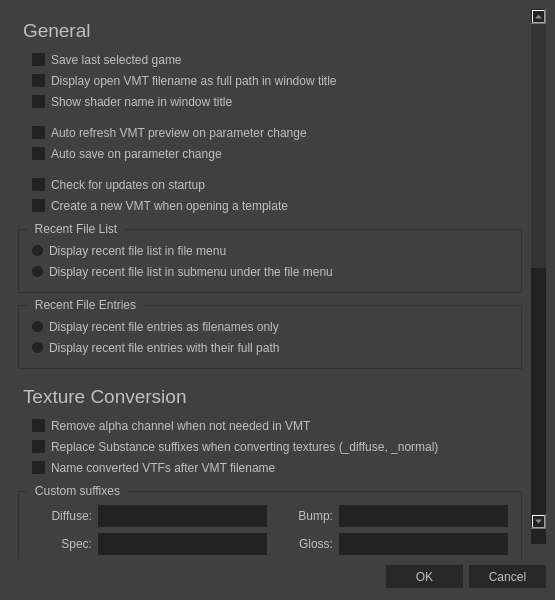
Above: ui/optionsdialog.ui from Dima-369/VMT-Editor before the change. Below: the same form after it.
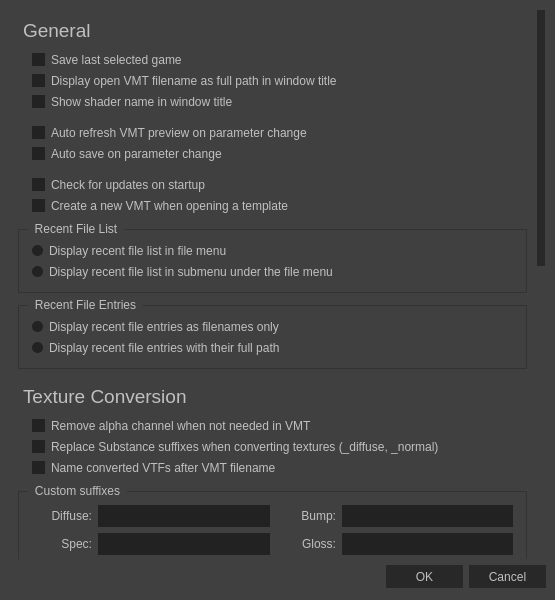
That is the form after the change. Icons and pictures are not drawn.

What changed in the file:
```diff
--- a/ui/optionsdialog.ui
+++ b/ui/optionsdialog.ui
@@ -97,137 +97,66 @@
     color: silver;
 }
 
+QScrollBar
+{
+	background-color: #404040;
+}
+
 QScrollBar:horizontal
 {
-    height: 15px;
-    margin: 0px 15px 0px 15px;
-    border: 0px ;
-    background-color: #222;
+    height: 10px;
+	margin: 0;
+	border: 0;
 }
 
+QScrollBar:vertical
+{
+    width: 10px;
+	margin: 0;
+	border: 0;
+	background-color: #404040;
+}
+
+QScrollBar::handle:vertical,
 QScrollBar::handle:horizontal
 {
-    background-color: #333;
+    background-color: #282828;
     min-width: 5px;
-   }
-
-QScrollBar::sub-line:horizontal
-{
-    border-image: url(:/images/qss/scrollrt.png);
-    width: 15px;
-    height: 15px;
-	background-color:  #222;
-    subcontrol-position: right;
-    subcontrol-origin: margin;
+ 	min-height: 5px;
+	border: 1px solid #404040;
 }
 
-QScrollBar::add-line:horizontal
+QScrollBar::handle:hover
 {
-    border-image: url(:/images/qss/scrolllf.png);
-    height: 15px;
-    width: 15px;
-	background-color:  #222;
-    subcontrol-position: left;
-    subcontrol-origin: margin;
-}
+    background-color: #303030;
+ }
 
-QScrollBar::sub-line:horizontal:hover,QScrollBar::sub-line:horizontal:on
+QScrollBar::sub-line
 {
-    background-color:  #333;
-    height: 15px;
-    width: 15px;
-    subcontrol-position: right;
-    subcontrol-origin: margin;
+    width: 0px;
+    height: 0px;
+	background: none;
 }
 
-
-QScrollBar::add-line:horizontal:hover, QScrollBar::add-line:horizontal:on
+QScrollBar::add-line
 {
-    background-color:  #333;
-    height: 15px;
-    width: 15px;
-    subcontrol-position: left;
-    subcontrol-origin: margin;
+    height: 0px;
+    width: 0px;
+	background: none;
 }
 
-QScrollBar::up-arrow:horizontal, QScrollBar::down-arrow:horizontal
+QScrollBar::up-arrow:vertical, 
+QScrollBar::down-arrow:vertical,
+QScrollBar::add-page:vertical,
+QScrollBar::sub-page:vertical
 {
     background: none;
 }
 
-
-QScrollBar::add-page:horizontal, QScrollBar::sub-page:horizontal
-{
-    background: none;
-}
-
-/* Vertical scroll bar, works fine */
-
-
-QScrollBar:vertical
-{
-    background-color:  #222;
-    width: 15px;
-    margin: 15px 0 15px 0;
-    border: 0px solid #222;
-    
-}
-
-QScrollBar::handle:vertical
-{
-    background-color: #333;
-    min-height: 5px;
-   
-}
-
-QScrollBar::sub-line:vertical
-{
-    border-image: url(:/images/qss/scrollup.png);
-	background-color:  #222;
-    height: 15px;
-    width: 15px;
-    subcontrol-position: top;
-    subcontrol-origin: margin;
-}
-
-QScrollBar::add-line:vertical
-{
-   
-    border-image: url(:/images/qss/scrolldn.png);
-	background-color:  #222;
-    height: 15px;
-    width: 15px;
-    subcontrol-position: bottom;
-    subcontrol-origin: margin;
-}
-
-QScrollBar::sub-line:vertical:hover,QScrollBar::sub-line:vertical:on
-{
-
-    background-color:  #333;
-    height: 15px;
-    width: 15px;
-    subcontrol-position: top;
-    subcontrol-origin: margin;
-}
-
-
-QScrollBar::add-line:vertical:hover, QScrollBar::add-line:vertical:on
-{
-    background-color:  #333;
-    height: 15px;
-    width: 15px;
-    subcontrol-position: bottom;
-    subcontrol-origin: margin;
-}
-
-QScrollBar::up-arrow:vertical, QScrollBar::down-arrow:vertical
-{
-    background: none;
-}
-
-
-QScrollBar::add-page:vertical, QScrollBar::sub-page:vertical
+QScrollBar::up-arrow:horizontal, 
+QScrollBar::down-arrow:horizontal,
+QScrollBar::add-page:horizontal,
+ QScrollBar::sub-page:horizontal
 {
     background: none;
 }
@@ -547,7 +476,8 @@
 
 /* Spinboxes */
 
-QAbstractSpinBox {
+QAbstractSpinBox 
+{
     padding-top: 0px;
     padding-bottom: 0px;
 	min-height:  21px;
@@ -558,49 +488,46 @@
 
 QAbstractSpinBox:up-button
 {
-    background-color: #333;
-	 border: 0px solid #333;  
-	width: 20px;
+   /* background-color: #222;*/
+	 border: 0px solid #222;  
+	width: 15px;
 	subcontrol-position: top right;
 }
 
 QAbstractSpinBox:down-button
 {
-    background-color: #333;
-    width: 20px;
-	 border: 0px solid #333;
+  /*  background-color: #222;*/
+    width: 15px;
+	 border: 0px solid #222;
     subcontrol-position: bottom right;
 }
 
 QAbstractSpinBox:up-button:disabled
 {
-    background-color: #333;
-	 border: 0px solid #333;  
-	width: 20px;
+   /* background-color: #222;*/
+	border: 0px solid #222;  
 	subcontrol-position: top right;
 }
 
 QAbstractSpinBox:down-button:disabled
 {
-    background-color: #333;
-    width: 20px;
-	 border: 0px solid #333;
+   /* background-color: #222;*/
+	 border: 0px solid #222;
     subcontrol-position: bottom right;
 }
 
-QAbstractSpinBox::up-arrow,QAbstractSpinBox::up-arrow:disabled,QAbstractSpinBox::up-arrow:off {
+QAbstractSpinBox::up-arrow,
+QAbstractSpinBox::up-arrow:disabled,
+QAbstractSpinBox::up-arrow:off 
+{
     image: url(:/images/qss/up_arrow_disabled.png);
-    width: 20px;
+    width: 15px;
     height: 10px;
 }
 
-QAbstractSpinBox::up-arrow:hover
-{
-    background-color: #444;
-}
-
-
-QAbstractSpinBox::down-arrow,QAbstractSpinBox::down-arrow:disabled,QAbstractSpinBox::down-arrow:off
+QAbstractSpinBox::down-arrow,
+QAbstractSpinBox::down-arrow:disabled,
+QAbstractSpinBox::down-arrow:off
 {
     image: url(:/images/qss/down_arrow_disabled.png);
     width: 20px;
@@ -611,7 +538,6 @@
     background-color: #444;
 }
 
-
 QLabel
 {
     border: 0px solid black;
@@ -799,8 +725,8 @@
          <property name="geometry">
           <rect>
            <x>0</x>
-           <y>-278</y>
-           <width>522</width>
+           <y>-651</y>
+           <width>527</width>
            <height>1203</height>
           </rect>
          </property>
```
Left out of the diff: 2 changed lines with no effect on the pictures.
